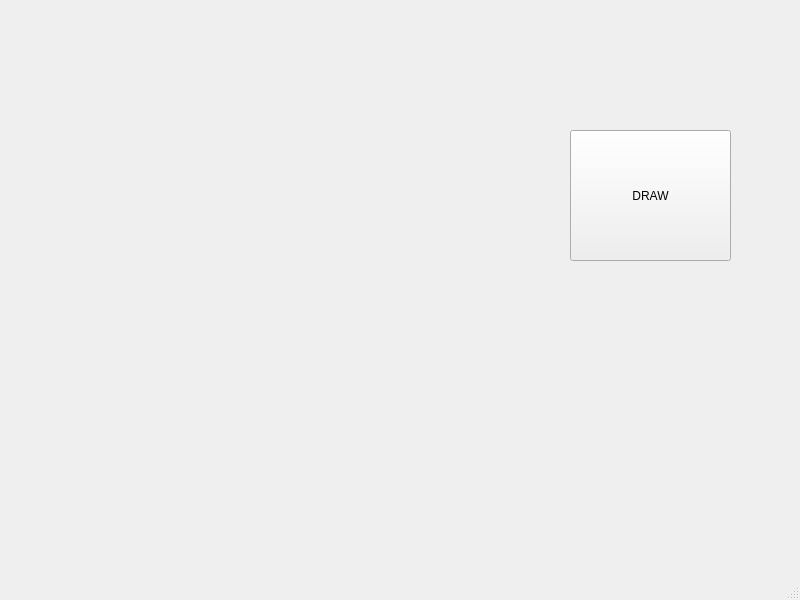
Qt form ray_trace/mainwindow.ui (lev4rT/CGCourseProject) before a commit.
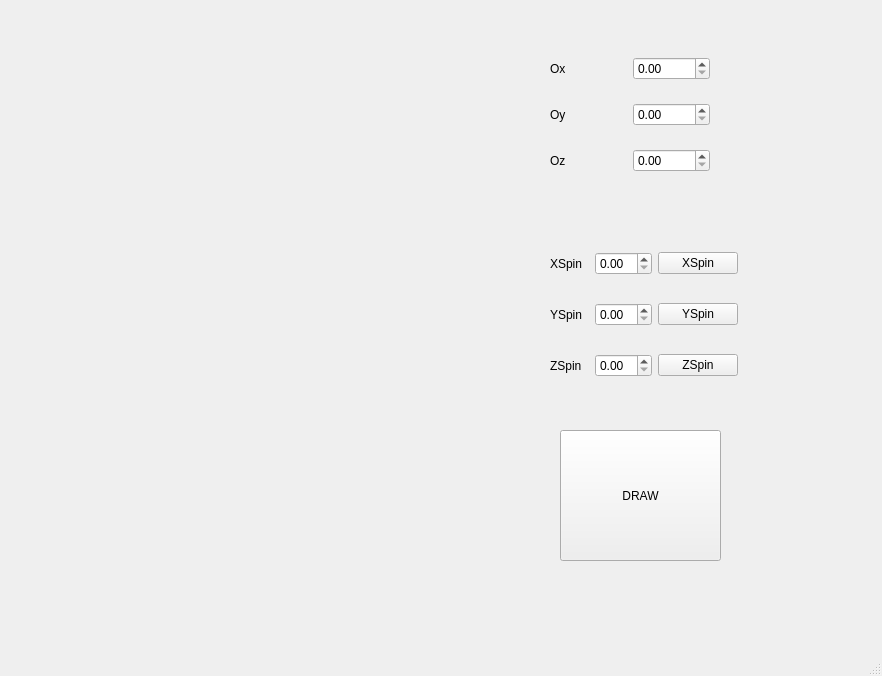
The same form after that commit.

What changed in the file:
```diff
--- a/ray_trace/mainwindow.ui
+++ b/ray_trace/mainwindow.ui
@@ -6,8 +6,8 @@
    <rect>
     <x>0</x>
     <y>0</y>
-    <width>800</width>
-    <height>600</height>
+    <width>882</width>
+    <height>676</height>
    </rect>
   </property>
   <property name="windowTitle">
@@ -18,7 +18,7 @@
     <property name="geometry">
      <rect>
       <x>120</x>
-      <y>60</y>
+      <y>30</y>
       <width>400</width>
       <height>401</height>
      </rect>
@@ -27,8 +27,8 @@
    <widget class="QPushButton" name="pushButton">
     <property name="geometry">
      <rect>
-      <x>570</x>
-      <y>130</y>
+      <x>560</x>
+      <y>430</y>
       <width>161</width>
       <height>131</height>
      </rect>
@@ -37,6 +37,111 @@
      <string>DRAW</string>
     </property>
    </widget>
+   <widget class="QWidget" name="gridLayoutWidget">
+    <property name="geometry">
+     <rect>
+      <x>550</x>
+      <y>40</y>
+      <width>160</width>
+      <height>149</height>
+     </rect>
+    </property>
+    <layout class="QGridLayout" name="gridLayout">
+     <item row="1" column="1">
+      <widget class="QDoubleSpinBox" name="OyInput"/>
+     </item>
+     <item row="2" column="1">
+      <widget class="QDoubleSpinBox" name="OzInput"/>
+     </item>
+     <item row="0" column="1">
+      <widget class="QDoubleSpinBox" name="OxInput"/>
+     </item>
+     <item row="0" column="0">
+      <widget class="QLabel" name="labelOx">
+       <property name="text">
+        <string>Ox</string>
+       </property>
+      </widget>
+     </item>
+     <item row="1" column="0">
+      <widget class="QLabel" name="labelOy">
+       <property name="text">
+        <string>Oy</string>
+       </property>
+      </widget>
+     </item>
+     <item row="2" column="0">
+      <widget class="QLabel" name="labelOz">
+       <property name="text">
+        <string>Oz</string>
+       </property>
+      </widget>
+     </item>
+    </layout>
+   </widget>
+   <widget class="QWidget" name="gridLayoutWidget_2">
+    <property name="geometry">
+     <rect>
+      <x>550</x>
+      <y>230</y>
+      <width>188</width>
+      <height>171</height>
+     </rect>
+    </property>
+    <layout class="QGridLayout" name="gridLayout_2">
+     <item row="1" column="1">
+      <widget class="QDoubleSpinBox" name="OyAngleInput"/>
+     </item>
+     <item row="2" column="1">
+      <widget class="QDoubleSpinBox" name="OzAngleInput"/>
+     </item>
+     <item row="2" column="0">
+      <widget class="QLabel" name="labelOzSpin">
+       <property name="text">
+        <string>ZSpin</string>
+       </property>
+      </widget>
+     </item>
+     <item row="0" column="0">
+      <widget class="QLabel" name="labelOxSpin">
+       <property name="text">
+        <string>XSpin</string>
+       </property>
+      </widget>
+     </item>
+     <item row="1" column="0">
+      <widget class="QLabel" name="labelOySpin">
+       <property name="text">
+        <string>YSpin</string>
+       </property>
+      </widget>
+     </item>
+     <item row="0" column="1">
+      <widget class="QDoubleSpinBox" name="OxAngleInput"/>
+     </item>
+     <item row="0" column="2">
+      <widget class="QPushButton" name="pushXSpin">
+       <property name="text">
+        <string>XSpin</string>
+       </property>
+      </widget>
+     </item>
+     <item row="1" column="2">
+      <widget class="QPushButton" name="pushYSpin">
+       <property name="text">
+        <string>YSpin</string>
+       </property>
+      </widget>
+     </item>
+     <item row="2" column="2">
+      <widget class="QPushButton" name="pushZSpin">
+       <property name="text">
+        <string>ZSpin</string>
+       </property>
+      </widget>
+     </item>
+    </layout>
+   </widget>
   </widget>
   <widget class="QMenuBar" name="menubar">
    <property name="geometry">
```
Left out of the diff: 2 changed lines with no effect on the pictures.
